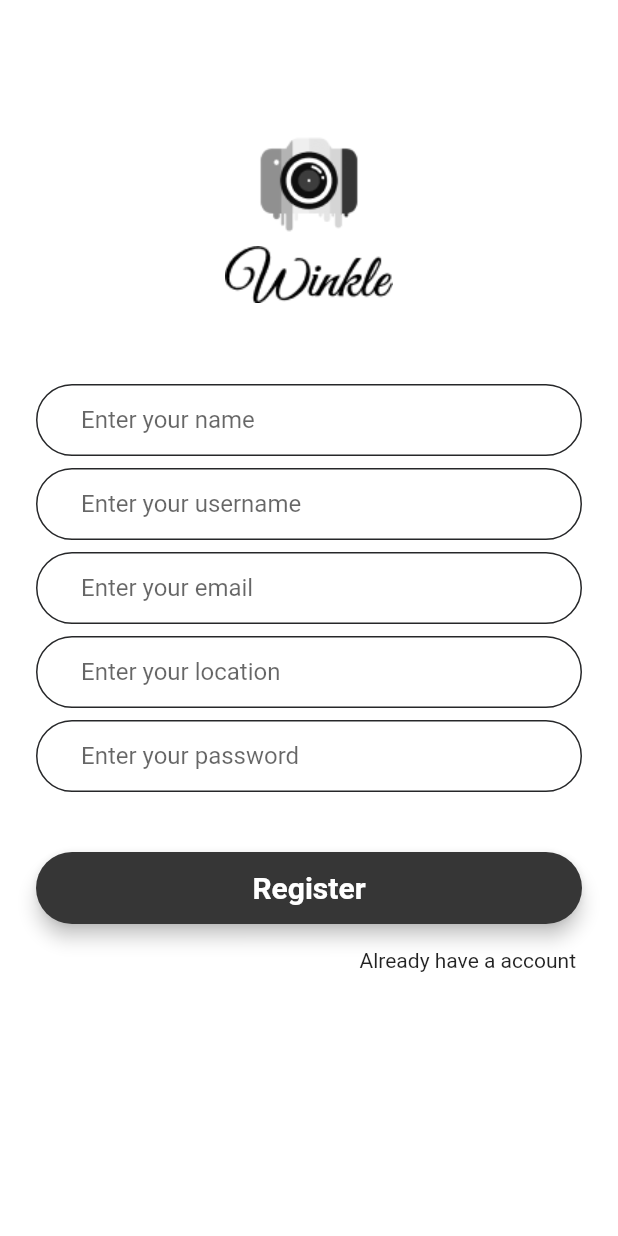
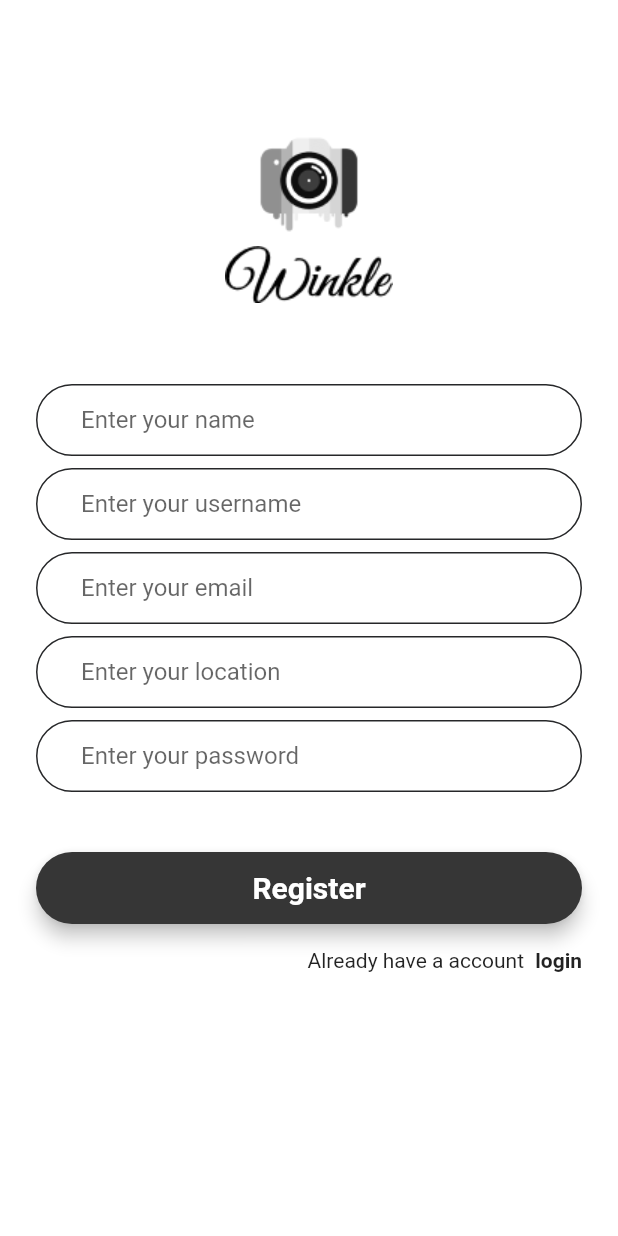
Before and after one commit to Nis-chal/socialmedia, a Flutter app: the RegisterScreen screen opened by its route, on a phone screen of 412 x 824 dp. Run offline on Flutter 3.47's test engine with Material 2 defaults, Android fonts, the phone set to English and light mode, and no system bars; drawn by our look-alikes of modal_progress_hud_nsn; our stand-ins replace dio, image_picker, motion_toast.

```diff
--- a/lib/screens/registerScreen.dart
+++ b/lib/screens/registerScreen.dart
@@ -201,18 +201,18 @@ class _RegisterScreenState extends State<RegisterScreen> {
                         SizedBox(
                           width: 4.0,
                         ),
-                        // GestureDetector(
-                        //   child: Text(
-                        //     ' login',
-                        //     textAlign: TextAlign.end,
-                        //     style: TextStyle(fontWeight: FontWeight.bold),
-                        //   ),
-                        //   onTap: () {
+                        GestureDetector(
+                          child: Text(
+                            ' login',
+                            textAlign: TextAlign.end,
+                            style: TextStyle(fontWeight: FontWeight.bold),
+                          ),
+                          onTap: () {
 
-                        //     Navigator.pushNamed(context, LoginScreen.id);
+                            Navigator.pushNamed(context, LoginScreen.id);
 
-                        //   },
-                        // )
+                          },
+                        )
                       ],
                     ),
                   ],
--- a/lib/utils/url.dart
+++ b/lib/utils/url.dart
@@ -2,7 +2,7 @@ const baseUrl = "http://10.0.2.2:5000/api/v1/";
 
 
 const productUrl = "";
-const loginUrl = "user/login";
+const loginUrl = "auth/login";
 const registerUrl = "auth/register";
 const getProductsUrl = "products";
 String? token;
```
Also changed, not shown: lib/api/userapi.dart (+28 -0 lines).
